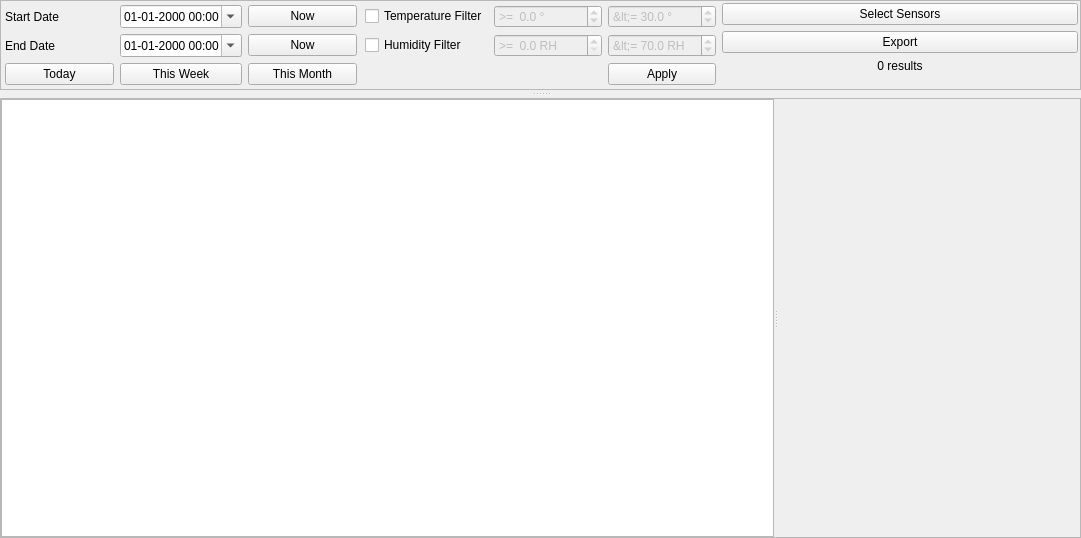
The window that manager/src/MeasurementsWidget.ui (porkmarks/sense) describes before a commit, drawn with Qt 5.
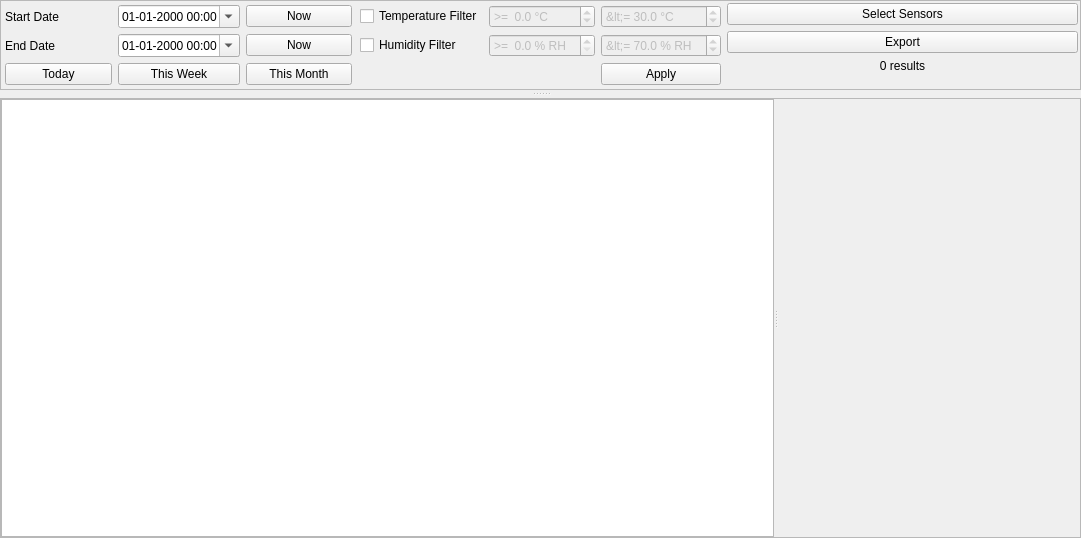
The same window after the commit. Icons and pictures are not drawn.

```diff
--- a/manager/src/MeasurementsWidget.ui
+++ b/manager/src/MeasurementsWidget.ui
@@ -238,7 +238,7 @@
              <string>&lt;= </string>
             </property>
             <property name="suffix">
-             <string> RH</string>
+             <string> % RH</string>
             </property>
             <property name="decimals">
              <number>1</number>
@@ -274,7 +274,7 @@
              <string>&gt;=  </string>
             </property>
             <property name="suffix">
-             <string> RH</string>
+             <string> % RH</string>
             </property>
             <property name="decimals">
              <number>1</number>
@@ -307,7 +307,7 @@
              <string>&gt;=  </string>
             </property>
             <property name="suffix">
-             <string> °</string>
+             <string> °C</string>
             </property>
             <property name="decimals">
              <number>1</number>
@@ -329,7 +329,7 @@
              <string>&lt;= </string>
             </property>
             <property name="suffix">
-             <string> °</string>
+             <string> °C</string>
             </property>
             <property name="decimals">
              <number>1</number>
```
